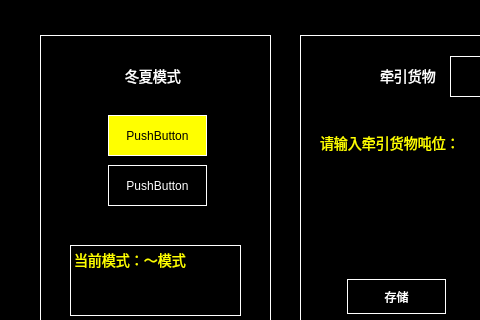
Qt form settng_others.ui (isliulin/Plan85HMI) before a commit; both pictures show x 0 to 480 and y 95 to 415 of the 800 by 500 pixel window.
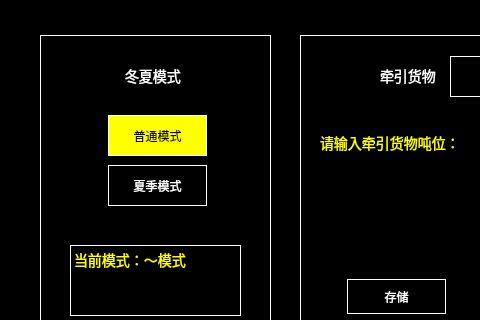
The same form after that commit.

Commit message: Settng_Others V1.0

Patch:
```diff
--- a/settng_others.ui
+++ b/settng_others.ui
@@ -112,7 +112,7 @@
 background-color:rgb(255,255,0);</string>
    </property>
    <property name="text">
-    <string>PushButton</string>
+    <string>普通模式</string>
    </property>
   </widget>
   <widget class="QPushButton" name="BTN_SummerMode">
@@ -130,7 +130,7 @@
 background-color:black;</string>
    </property>
    <property name="text">
-    <string>PushButton</string>
+    <string>夏季模式</string>
    </property>
   </widget>
   <widget class="QPushButton" name="Button_Num8">
```
